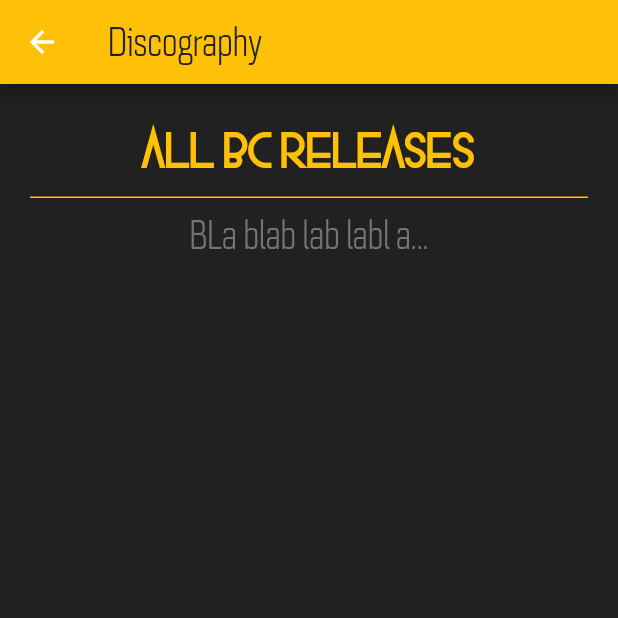
After one commit to moalenngren/bc_app, a Flutter app: the DiscographyPage screen opened directly, on a phone screen of 412 x 824 dp, the top half of it. The commit adds this screen. Run offline on Flutter 3.47's test engine with Material 2 defaults, Android fonts, the phone set to English and light mode, and no system bars; our stand-ins replace numberpicker; network calls fail.

```diff
--- /dev/null
+++ b/lib/pages/discography_page.dart
@@ -0,0 +1,32 @@
+import 'package:flutter/material.dart';
+import 'package:bc_app/styles.dart';
+import 'package:bc_app/layouts/common_layouts.dart';
+
+class DiscographyPage extends StatefulWidget {
+  DiscographyPage({Key key, this.title}) : super(key: key);
+  final String title;
+
+  @override
+  _DiscographyPageState createState() => new _DiscographyPageState();
+}
+
+class _DiscographyPageState extends State<DiscographyPage> {
+  @override
+  Widget build(BuildContext context) {
+    List<Widget> widgetList = [];
+
+    widgetList.add(headerText("ALL BC RELEASES"));
+    widgetList.add(subHeaderText("BLa blab lab labl a... "));
+
+     return new Scaffold(
+      appBar: new AppBar(
+          title: apptitle("Discography"),
+          backgroundColor: appBarColor,
+          ),
+      body: ListView(
+          padding: EdgeInsets.only(left: 20.0, right: 20.0, bottom: 10.0),
+          children: widgetList),
+      backgroundColor: backgroundColor,
+    );
+  }
+}
```
Also changed, not shown: lib/layouts/build_topic_layout.dart (+13 -5 lines), lib/pages/biography_page.dart (added, +32 -0 lines), lib/pages/chat_page.dart (added, +32 -0 lines), lib/pages/endorsement_page.dart (added, +32 -0 lines), lib/pages/home_page.dart (+32 -7 lines), lib/pages/members_page.dart (added, +32 -0 lines).
